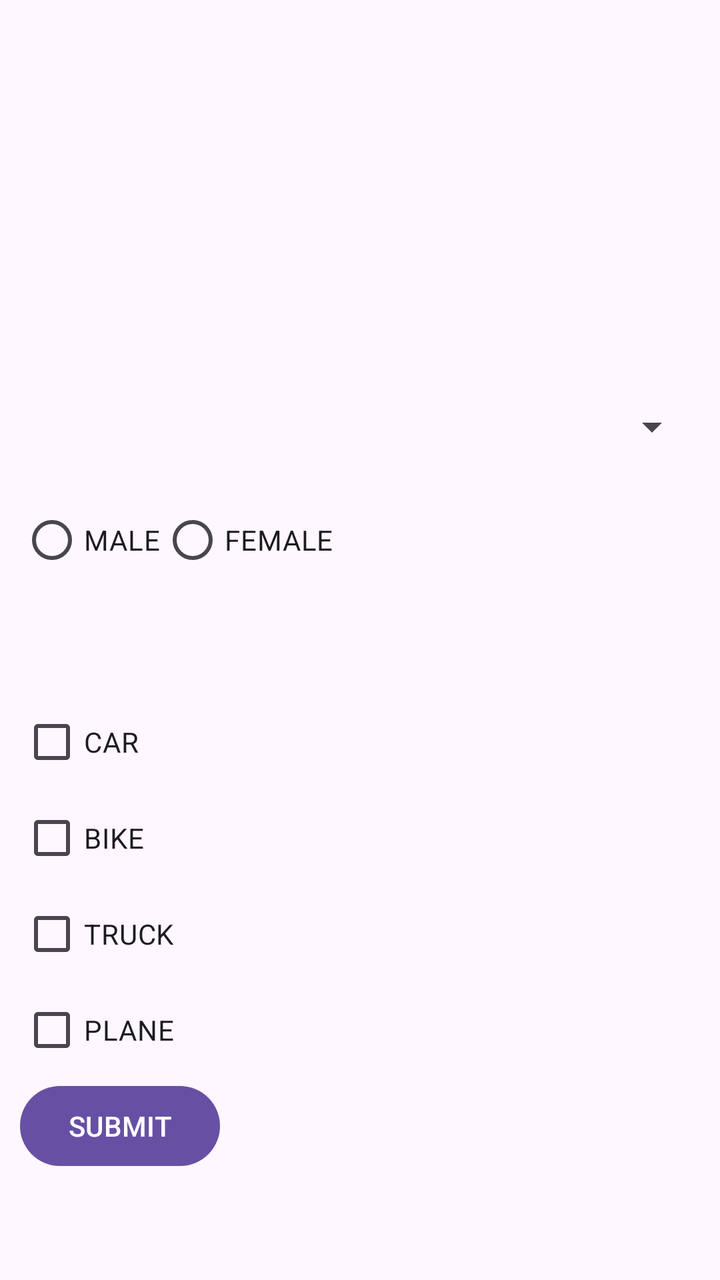
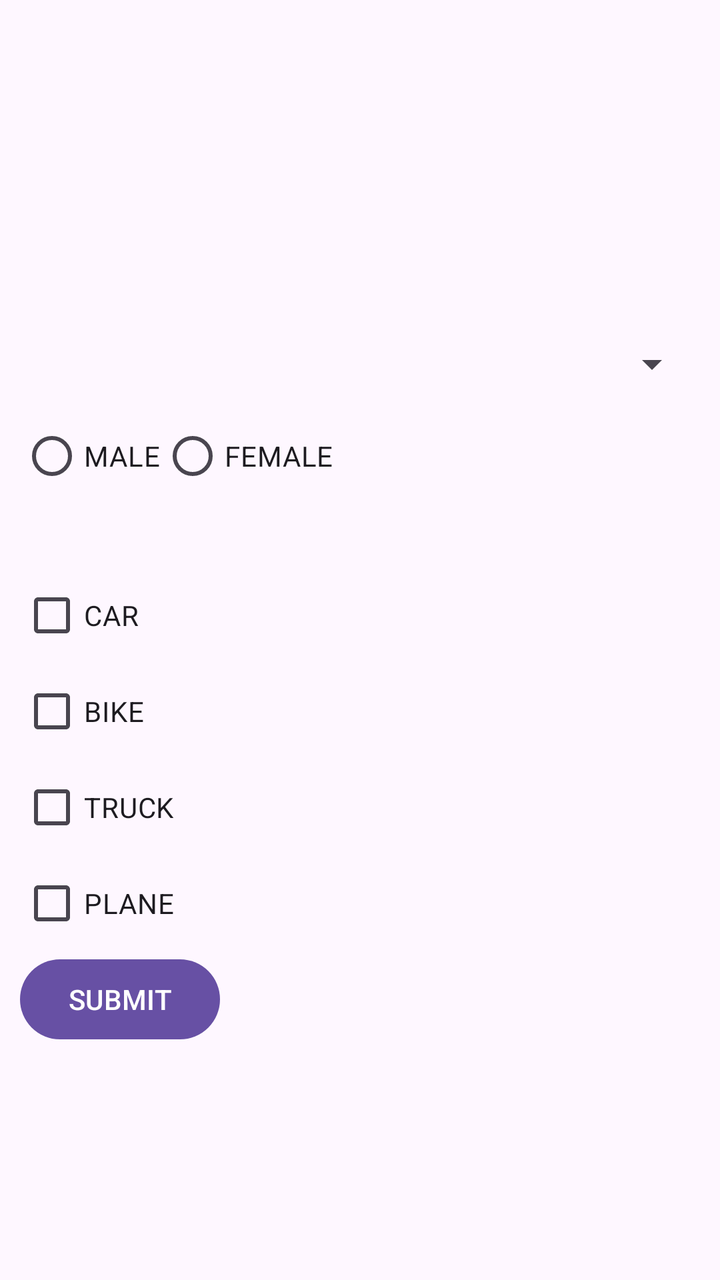

Two renders of the same Android screen: before a commit and after it. Below are the layout's source before the change and the commit's diff.
<!-- AndroidManifest.xml: application theme Theme.MyApplicationMCA -->
<!-- res/layout/activity_epro2.xml -->
<?xml version="1.0" encoding="utf-8"?>
<LinearLayout xmlns:android="http://schemas.android.com/apk/res/android"
    xmlns:tools="http://schemas.android.com/tools"
    android:id="@+id/main"
    android:layout_width="match_parent"
    android:layout_height="match_parent"
    android:orientation="vertical"
    android:padding="10dp"
    tools:context=".E_pro2">

    
    <ListView
        android:id="@+id/list"
        android:layout_width="match_parent"
        android:layout_height="150dp"
        android:layout_weight="1"
        android:layout_marginBottom="10dp" />

    
    <Spinner
        android:id="@+id/spin"
        android:layout_width="match_parent"
        android:layout_height="wrap_content"
        android:layout_weight="1"
        android:layout_marginBottom="10dp" />

    
    <LinearLayout
        android:layout_width="match_parent"
        android:layout_height="wrap_content"
        android:layout_weight="1"
        android:orientation="vertical"
        android:layout_marginBottom="10dp">

        <RadioGroup
            android:id="@+id/radgrp"
            android:layout_width="wrap_content"
            android:layout_height="wrap_content"
            android:orientation="horizontal">

            <RadioButton
                android:id="@+id/male"
                android:layout_width="wrap_content"
                android:layout_height="wrap_content"
                android:text="MALE" />

            <RadioButton
                android:id="@+id/female"
                android:layout_width="wrap_content"
                android:layout_height="wrap_content"
                android:text="FEMALE" />
        </RadioGroup>

        <TextView
            android:id="@+id/resultprint"
            android:layout_width="match_parent"
            android:layout_height="wrap_content"
            android:textSize="16sp" />
    </LinearLayout>

    
    <LinearLayout
        android:layout_width="match_parent"
        android:layout_height="wrap_content"
        android:layout_weight="1"
        android:orientation="vertical">

        <CheckBox
            android:id="@+id/c1"
            android:layout_width="wrap_content"
            android:layout_height="wrap_content"
            android:text="CAR" />

        <CheckBox
            android:id="@+id/c2"
            android:layout_width="wrap_content"
            android:layout_height="wrap_content"
            android:text="BIKE" />

        <CheckBox
            android:id="@+id/c3"
            android:layout_width="wrap_content"
            android:layout_height="wrap_content"
            android:text="TRUCK" />

        <CheckBox
            android:id="@+id/c4"
            android:layout_width="wrap_content"
            android:layout_height="wrap_content"
            android:text="PLANE" />

        <Button
            android:layout_width="wrap_content"
            android:layout_height="wrap_content"
            android:text="SUBMIT"
            android:id="@+id/btnsubmitepro2"/>

        <TextView
            android:id="@+id/txtresult"
            android:layout_width="wrap_content"
            android:layout_height="wrap_content"
            android:textSize="16sp" />
    </LinearLayout>

</LinearLayout>
<!-- resources referenced by this layout -->
<resources>
  <style name="Theme.MyApplicationMCA" parent="Base.Theme.MyApplicationMCA" />
  <style name="Base.Theme.MyApplicationMCA" parent="Theme.Material3.DayNight.NoActionBar">
          
          
      </style>
</resources>

<!-- the commit's change to res/layout/activity_epro2.xml (unified diff, before → after) -->
@@ -13,7 +13,6 @@
         android:id="@+id/list"
         android:layout_width="match_parent"
         android:layout_height="150dp"
-        android:layout_weight="1"
         android:layout_marginBottom="10dp" />
 
     
@@ -21,16 +20,14 @@
         android:id="@+id/spin"
         android:layout_width="match_parent"
         android:layout_height="wrap_content"
-        android:layout_weight="1"
         android:layout_marginBottom="10dp" />
 
     
     <LinearLayout
         android:layout_width="match_parent"
         android:layout_height="wrap_content"
-        android:layout_weight="1"
-        android:orientation="vertical"
-        android:layout_marginBottom="10dp">
+        android:layout_marginBottom="10dp"
+        android:orientation="vertical">
 
         <RadioGroup
             android:id="@+id/radgrp"
@@ -62,7 +59,6 @@
     <LinearLayout
         android:layout_width="match_parent"
         android:layout_height="wrap_content"
-        android:layout_weight="1"
         android:orientation="vertical">
 
         <CheckBox
@@ -90,10 +86,10 @@
             android:text="PLANE" />
 
         <Button
+            android:id="@+id/btnsubmitepro2"
             android:layout_width="wrap_content"
             android:layout_height="wrap_content"
-            android:text="SUBMIT"
-            android:id="@+id/btnsubmitepro2"/>
+            android:text="SUBMIT" />
 
         <TextView
             android:id="@+id/txtresult"
